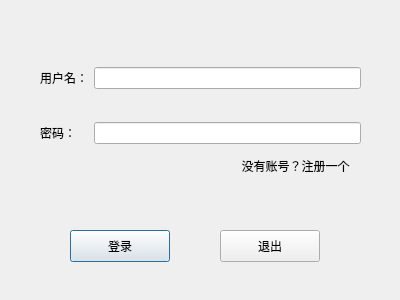
First picture: the form in QtGameStore/logindialog.ui, repository Syunjyan/Qt-gamestore, before the edit.
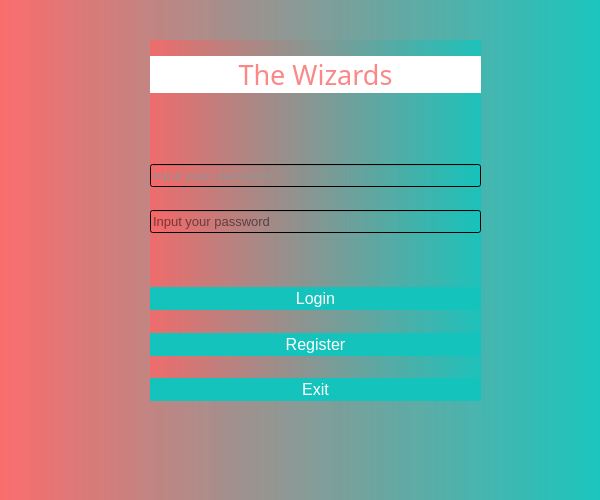
Second picture: the form after the edit.

```diff
--- a/QtGameStore/logindialog.ui
+++ b/QtGameStore/logindialog.ui
@@ -6,95 +6,644 @@
    <rect>
     <x>0</x>
     <y>0</y>
-    <width>400</width>
-    <height>300</height>
+    <width>600</width>
+    <height>500</height>
    </rect>
   </property>
+  <property name="minimumSize">
+   <size>
+    <width>600</width>
+    <height>500</height>
+   </size>
+  </property>
   <property name="windowTitle">
    <string>Dialog</string>
   </property>
-  <widget class="QWidget" name="formLayoutWidget">
+  <property name="styleSheet">
+   <string notr="true">background-color: qlineargradient(spread:pad, x1:0, y1:0, x2:1, y2:0, stop:0 rgba(251,102,102, 200), stop:1 rgba(20,196,188, 210));
+alternate-background-color: rgb(255, 255, 255);
+</string>
+  </property>
+  <widget class="QWidget" name="widget" native="true">
    <property name="geometry">
     <rect>
-     <x>40</x>
+     <x>150</x>
      <y>40</y>
-     <width>321</width>
-     <height>131</height>
+     <width>331</width>
+     <height>361</height>
     </rect>
    </property>
-   <layout class="QGridLayout" name="gridLayout">
-    <item row="0" column="0">
-     <widget class="QLabel" name="label">
+   <property name="autoFillBackground">
+    <bool>false</bool>
+   </property>
+   <property name="styleSheet">
+    <string notr="true">QWidget#widget{
+
+    border-radius: 12px;
+background-color: rgb(255, 255, 255);
+};</string>
+   </property>
+   <layout class="QVBoxLayout" name="verticalLayout">
+    <item>
+     <spacer name="verticalSpacer_3">
+      <property name="orientation">
+       <enum>Qt::Vertical</enum>
+      </property>
+      <property name="sizeHint" stdset="0">
+       <size>
+        <width>20</width>
+        <height>40</height>
+       </size>
+      </property>
+     </spacer>
+    </item>
+    <item>
+     <widget class="QLabel" name="header">
+      <property name="font">
+       <font>
+        <family>Lucida Calligraphy</family>
+        <pointsize>20</pointsize>
+        <italic>false</italic>
+        <bold>false</bold>
+       </font>
+      </property>
+      <property name="styleSheet">
+       <string notr="true">QLabel#header {
+background-color: rgb(255, 255, 255);color:rgba(251,102,102, 200);}</string>
+      </property>
       <property name="text">
-       <string>用户名：</string>
+       <string>The Wizards</string>
       </property>
+      <property name="textFormat">
+       <enum>Qt::AutoText</enum>
+      </property>
+      <property name="alignment">
+       <set>Qt::AlignCenter</set>
+      </property>
      </widget>
     </item>
-    <item row="1" column="1">
+    <item>
+     <spacer name="verticalSpacer_8">
+      <property name="orientation">
+       <enum>Qt::Vertical</enum>
+      </property>
+      <property name="sizeHint" stdset="0">
+       <size>
+        <width>20</width>
+        <height>40</height>
+       </size>
+      </property>
+     </spacer>
+    </item>
+    <item>
+     <spacer name="verticalSpacer_9">
+      <property name="orientation">
+       <enum>Qt::Vertical</enum>
+      </property>
+      <property name="sizeHint" stdset="0">
+       <size>
+        <width>20</width>
+        <height>40</height>
+       </size>
+      </property>
+     </spacer>
+    </item>
+    <item>
+     <spacer name="verticalSpacer_11">
+      <property name="orientation">
+       <enum>Qt::Vertical</enum>
+      </property>
+      <property name="sizeHint" stdset="0">
+       <size>
+        <width>20</width>
+        <height>40</height>
+       </size>
+      </property>
+     </spacer>
+    </item>
+    <item>
+     <spacer name="verticalSpacer_12">
+      <property name="orientation">
+       <enum>Qt::Vertical</enum>
+      </property>
+      <property name="sizeHint" stdset="0">
+       <size>
+        <width>20</width>
+        <height>40</height>
+       </size>
+      </property>
+     </spacer>
+    </item>
+    <item>
+     <spacer name="verticalSpacer">
+      <property name="orientation">
+       <enum>Qt::Vertical</enum>
+      </property>
+      <property name="sizeHint" stdset="0">
+       <size>
+        <width>10</width>
+        <height>20</height>
+       </size>
+      </property>
+     </spacer>
+    </item>
+    <item>
+     <widget class="QLineEdit" name="usrLineEdit">
+      <property name="palette">
+       <palette>
+        <active>
+         <colorrole role="WindowText">
+          <brush brushstyle="SolidPattern">
+           <color alpha="255">
+            <red>147</red>
+            <green>147</green>
+            <blue>147</blue>
+           </color>
+          </brush>
+         </colorrole>
+         <colorrole role="Button">
+          <brush brushstyle="SolidPattern">
+           <color alpha="255">
+            <red>255</red>
+            <green>255</green>
+            <blue>255</blue>
+           </color>
+          </brush>
+         </colorrole>
+         <colorrole role="Text">
+          <brush brushstyle="SolidPattern">
+           <color alpha="255">
+            <red>147</red>
+            <green>147</green>
+            <blue>147</blue>
+           </color>
+          </brush>
+         </colorrole>
+         <colorrole role="ButtonText">
+          <brush brushstyle="SolidPattern">
+           <color alpha="255">
+            <red>147</red>
+            <green>147</green>
+            <blue>147</blue>
+           </color>
+          </brush>
+         </colorrole>
+         <colorrole role="Window">
+          <brush brushstyle="SolidPattern">
+           <color alpha="255">
+            <red>255</red>
+            <green>255</green>
+            <blue>255</blue>
+           </color>
+          </brush>
+         </colorrole>
+         <colorrole role="AlternateBase">
+          <brush brushstyle="SolidPattern">
+           <color alpha="255">
+            <red>255</red>
+            <green>255</green>
+            <blue>255</blue>
+           </color>
+          </brush>
+         </colorrole>
+         <colorrole role="PlaceholderText">
+          <brush brushstyle="SolidPattern">
+           <color alpha="255">
+            <red>147</red>
+            <green>147</green>
+            <blue>147</blue>
+           </color>
+          </brush>
+         </colorrole>
+        </active>
+        <inactive>
+         <colorrole role="WindowText">
+          <brush brushstyle="SolidPattern">
+           <color alpha="255">
+            <red>147</red>
+            <green>147</green>
+            <blue>147</blue>
+           </color>
+          </brush>
+         </colorrole>
+         <colorrole role="Button">
+          <brush brushstyle="SolidPattern">
+           <color alpha="255">
+            <red>255</red>
+            <green>255</green>
+            <blue>255</blue>
+           </color>
+          </brush>
+         </colorrole>
+         <colorrole role="Text">
+          <brush brushstyle="SolidPattern">
+           <color alpha="255">
+            <red>147</red>
+            <green>147</green>
+            <blue>147</blue>
+           </color>
+          </brush>
+         </colorrole>
+         <colorrole role="ButtonText">
+          <brush brushstyle="SolidPattern">
+           <color alpha="255">
+            <red>147</red>
+            <green>147</green>
+            <blue>147</blue>
+           </color>
+          </brush>
+         </colorrole>
+         <colorrole role="Window">
+          <brush brushstyle="SolidPattern">
+           <color alpha="255">
+            <red>255</red>
+            <green>255</green>
+            <blue>255</blue>
+           </color>
+          </brush>
+         </colorrole>
+         <colorrole role="AlternateBase">
+          <brush brushstyle="SolidPattern">
+           <color alpha="255">
+            <red>255</red>
+            <green>255</green>
+            <blue>255</blue>
+           </color>
+          </brush>
+         </colorrole>
+         <colorrole role="PlaceholderText">
+          <brush brushstyle="SolidPattern">
+           <color alpha="255">
+            <red>147</red>
+            <green>147</green>
+            <blue>147</blue>
+           </color>
+          </brush>
+         </colorrole>
+        </inactive>
+        <disabled>
+         <colorrole role="WindowText">
+          <brush brushstyle="SolidPattern">
+           <color alpha="255">
+            <red>147</red>
+            <green>147</green>
+            <blue>147</blue>
+           </color>
+          </brush>
+         </colorrole>
+         <colorrole role="Button">
+          <brush brushstyle="SolidPattern">
+           <color alpha="255">
+            <red>255</red>
+            <green>255</green>
+            <blue>255</blue>
+           </color>
+          </brush>
+         </colorrole>
+         <colorrole role="Text">
+          <brush brushstyle="SolidPattern">
+           <color alpha="255">
+            <red>147</red>
+            <green>147</green>
+            <blue>147</blue>
+           </color>
+          </brush>
+         </colorrole>
+         <colorrole role="ButtonText">
+          <brush brushstyle="SolidPattern">
+           <color alpha="255">
+            <red>147</red>
+            <green>147</green>
+            <blue>147</blue>
+           </color>
+          </brush>
+         </colorrole>
+         <colorrole role="Window">
+          <brush brushstyle="SolidPattern">
+           <color alpha="255">
+            <red>255</red>
+            <green>255</green>
+            <blue>255</blue>
+           </color>
+          </brush>
+         </colorrole>
+         <colorrole role="AlternateBase">
+          <brush brushstyle="SolidPattern">
+           <color alpha="255">
+            <red>255</red>
+            <green>255</green>
+            <blue>255</blue>
+           </color>
+          </brush>
+         </colorrole>
+         <colorrole role="PlaceholderText">
+          <brush brushstyle="SolidPattern">
+           <color alpha="255">
+            <red>147</red>
+            <green>147</green>
+            <blue>147</blue>
+           </color>
+          </brush>
+         </colorrole>
+        </disabled>
+       </palette>
+      </property>
+      <property name="font">
+       <font>
+        <pointsize>10</pointsize>
+       </font>
+      </property>
+      <property name="contextMenuPolicy">
+       <enum>Qt::DefaultContextMenu</enum>
+      </property>
+      <property name="autoFillBackground">
+       <bool>false</bool>
+      </property>
+      <property name="styleSheet">
+       <string notr="true">QLineEdit#usrLineEdit{
+color: rgb(147, 147, 147);
+                            	padding-left:6px;
+
+    border: 1px solid rgb(20,196,188);
+border-radius:8px;
+    background-color: #ffffff;
+};</string>
+      </property>
+      <property name="inputMask">
+       <string/>
+      </property>
+      <property name="text">
+       <string/>
+      </property>
+      <property name="frame">
+       <bool>true</bool>
+      </property>
+      <property name="echoMode">
+       <enum>QLineEdit::Normal</enum>
+      </property>
+      <property name="placeholderText">
+       <string>Input your username</string>
+      </property>
+      <property name="cursorMoveStyle">
+       <enum>Qt::LogicalMoveStyle</enum>
+      </property>
+     </widget>
+    </item>
+    <item>
+     <spacer name="verticalSpacer_6">
+      <property name="orientation">
+       <enum>Qt::Vertical</enum>
+      </property>
+      <property name="sizeHint" stdset="0">
+       <size>
+        <width>20</width>
+        <height>40</height>
+       </size>
+      </property>
+     </spacer>
+    </item>
+    <item>
      <widget class="QLineEdit" name="pwdLineEdit">
+      <property name="font">
+       <font>
+        <pointsize>10</pointsize>
+       </font>
+      </property>
+      <property name="styleSheet">
+       <string notr="true">QLineEdit#pwdLineEdit{
+color: rgb(147, 147, 147);
+                            	padding-left:6px;
+
+    border: 1px solid rgb(20,196,188);
+border-radius: 8px;
+    background-color: #ffffff;
+};</string>
+      </property>
       <property name="echoMode">
        <enum>QLineEdit::Password</enum>
       </property>
-     </widget>
-    </item>
-    <item row="0" column="1">
-     <widget class="QLineEdit" name="usrLineEdit">
       <property name="placeholderText">
-       <string/>
+       <string>Input your password</string>
       </property>
      </widget>
     </item>
-    <item row="1" column="0">
-     <widget class="QLabel" name="label_2">
+    <item>
+     <spacer name="verticalSpacer_10">
+      <property name="orientation">
+       <enum>Qt::Vertical</enum>
+      </property>
+      <property name="sizeHint" stdset="0">
+       <size>
+        <width>20</width>
+        <height>40</height>
+       </size>
+      </property>
+     </spacer>
+    </item>
+    <item>
+     <spacer name="verticalSpacer_7">
+      <property name="orientation">
+       <enum>Qt::Vertical</enum>
+      </property>
+      <property name="sizeHint" stdset="0">
+       <size>
+        <width>20</width>
+        <height>40</height>
+       </size>
+      </property>
+     </spacer>
+    </item>
+    <item>
+     <spacer name="verticalSpacer_2">
+      <property name="orientation">
+       <enum>Qt::Vertical</enum>
+      </property>
+      <property name="sizeHint" stdset="0">
+       <size>
+        <width>20</width>
+        <height>40</height>
+       </size>
+      </property>
+     </spacer>
+    </item>
+    <item>
+     <widget class="QPushButton" name="loginBtn">
+      <property name="font">
+       <font>
+        <pointsize>12</pointsize>
+       </font>
+      </property>
+      <property name="autoFillBackground">
+       <bool>false</bool>
+      </property>
+      <property name="styleSheet">
+       <string notr="true">QPushButton#loginBtn {
+    border-radius: 12px;
+    border:2px solid rgb(20,196,188);
+background-color: rgb(20,196,188);
+    color:  rgb(255, 255, 255);
+}
+ 
+QPushButton#loginBtn:hover {
+    border-radius: 12px;
+    color: rgb(20,196,188);
+    background-color: rgb(255,255,255);
+  border:2px solid rgb(20,196,188);
+    border-color: rgb(20,196,188);
+}
+ 
+QPushButton#loginBtn:pressed {
+    border: 0px;
+    background-color: #ffffff;
+    border-radius: 12px;
+}
+ 
+QPushButton#loginBtn:disabled {
+    border: 0px;
+    border-radius: 12px;
+    border: 1px solid #46bcff;
+    opacity: 0.4;
+}</string>
+      </property>
       <property name="text">
-       <string>密码：</string>
+       <string>Login</string>
+      </property>
+      <property name="iconSize">
+       <size>
+        <width>40</width>
+        <height>40</height>
+       </size>
+      </property>
+     </widget>
+    </item>
+    <item>
+     <spacer name="verticalSpacer_4">
+      <property name="orientation">
+       <enum>Qt::Vertical</enum>
+      </property>
+      <property name="sizeHint" stdset="0">
+       <size>
+        <width>20</width>
+        <height>40</height>
+       </size>
+      </property>
+     </spacer>
+    </item>
+    <item>
+     <widget class="QPushButton" name="signBtn">
+      <property name="font">
+       <font>
+        <pointsize>12</pointsize>
+       </font>
+      </property>
+      <property name="styleSheet">
+       <string notr="true">QPushButton#signBtn {
+    border-radius: 12px;
+    border:2px solid rgb(20,196,188);
+background-color: rgb(20,196,188);
+    color:  rgb(255, 255, 255);
+}
+ 
+QPushButton#signBtn:hover {
+    border-radius: 12px;
+    color: rgb(20,196,188);
+    background-color: rgb(255,255,255);
+  border:2px solid rgb(20,196,188);
+    border-color: rgb(20,196,188);
+}
+ 
+QPushButton#signBtn:pressed {
+    border: 0px;
+    background-color: #ffffff;
+    border-radius: 12px;
+}
+ 
+QPushButton#signBtn:disabled {
+    border: 0px;
+    border-radius: 12px;
+    border: 1px solid #46bcff;
+    opacity: 0.4;
+}</string>
+      </property>
+      <property name="text">
+       <string>Register</string>
+      </property>
+      <property name="checkable">
+       <bool>false</bool>
+      </property>
+      <property name="checked">
+       <bool>false</bool>
+      </property>
+      <property name="autoRepeat">
+       <bool>false</bool>
+      </property>
+      <property name="flat">
+       <bool>false</bool>
+      </property>
+     </widget>
+    </item>
+    <item>
+     <spacer name="verticalSpacer_5">
+      <property name="orientation">
+       <enum>Qt::Vertical</enum>
+      </property>
+      <property name="sizeHint" stdset="0">
+       <size>
+        <width>20</width>
+        <height>40</height>
+       </size>
+      </property>
+     </spacer>
+    </item>
+    <item>
+     <widget class="QPushButton" name="exitBtn">
+      <property name="font">
+       <font>
+        <pointsize>12</pointsize>
+       </font>
+      </property>
+      <property name="styleSheet">
+       <string notr="true">QPushButton#exitBtn {
+    border-radius: 12px;
+    border:2px solid rgb(20,196,188);
+background-color: rgb(20,196,188);
+    color:  rgb(255, 255, 255);
+}
+ 
+QPushButton#exitBtn:hover {
+    border-radius: 12px;
+    color: rgb(20,196,188);
+    background-color: rgb(255,255,255);
+  border:2px solid rgb(20,196,188);
+    border-color: rgb(20,196,188);
+}
+ 
+QPushButton#exitBtn:pressed {
+    border: 0px;
+    background-color: #ffffff;
+    border-radius: 12px;
+}
+ 
+QPushButton#exitBtn:disabled {
+    border: 0px;
+    border-radius: 12px;
+    border: 1px solid #46bcff;
+    opacity: 0.4;
+}</string>
+      </property>
+      <property name="text">
+       <string>Exit</string>
+      </property>
+      <property name="iconSize">
+       <size>
+        <width>40</width>
+        <height>40</height>
+       </size>
       </property>
      </widget>
     </item>
    </layout>
   </widget>
-  <widget class="QPushButton" name="loginBtn">
-   <property name="geometry">
-    <rect>
-     <x>70</x>
-     <y>230</y>
-     <width>100</width>
-     <height>32</height>
-    </rect>
-   </property>
-   <property name="text">
-    <string>登录</string>
-   </property>
-  </widget>
-  <widget class="QPushButton" name="exitBtn">
-   <property name="geometry">
-    <rect>
-     <x>220</x>
-     <y>230</y>
-     <width>100</width>
-     <height>32</height>
-    </rect>
-   </property>
-   <property name="text">
-    <string>退出</string>
-   </property>
-  </widget>
-  <widget class="QPushButton" name="signBtn">
-   <property name="geometry">
-    <rect>
-     <x>230</x>
-     <y>150</y>
-     <width>131</width>
-     <height>32</height>
-    </rect>
-   </property>
-   <property name="text">
-    <string>没有账号？注册一个</string>
-   </property>
-   <property name="flat">
-    <bool>true</bool>
-   </property>
-  </widget>
  </widget>
  <resources/>
  <connections/>
```
